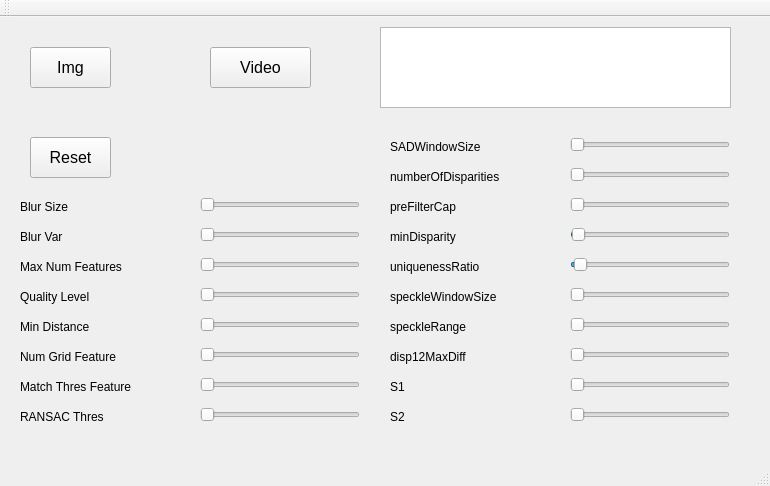
jiawei-mo/SafeDrive, file mainwindow.ui: the form before one commit.
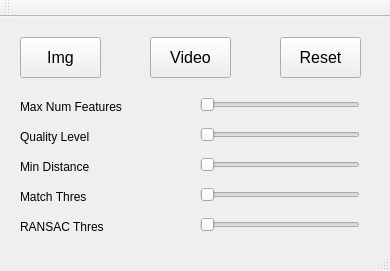
The form after the commit.

```diff
--- a/mainwindow.ui
+++ b/mainwindow.ui
@@ -6,8 +6,8 @@
    <rect>
     <x>0</x>
     <y>0</y>
-    <width>770</width>
-    <height>486</height>
+    <width>390</width>
+    <height>271</height>
    </rect>
   </property>
   <property name="windowTitle">
@@ -18,7 +18,7 @@
     <property name="geometry">
      <rect>
       <x>20</x>
-      <y>240</y>
+      <y>80</y>
       <width>161</width>
       <height>20</height>
      </rect>
@@ -31,7 +31,7 @@
     <property name="geometry">
      <rect>
       <x>200</x>
-      <y>240</y>
+      <y>80</y>
       <width>160</width>
       <height>16</height>
      </rect>
@@ -62,7 +62,7 @@
     <property name="geometry">
      <rect>
       <x>200</x>
-      <y>270</y>
+      <y>110</y>
       <width>160</width>
       <height>16</height>
      </rect>
@@ -87,7 +87,7 @@
     <property name="geometry">
      <rect>
       <x>20</x>
-      <y>270</y>
+      <y>110</y>
       <width>161</width>
       <height>20</height>
      </rect>
@@ -96,24 +96,11 @@
      <string>Quality Level</string>
     </property>
    </widget>
-   <widget class="QLabel" name="label_NGF">
-    <property name="geometry">
-     <rect>
-      <x>20</x>
-      <y>330</y>
-      <width>161</width>
-      <height>20</height>
-     </rect>
-    </property>
-    <property name="text">
-     <string>Num Grid Feature</string>
-    </property>
-   </widget>
    <widget class="QSlider" name="slider_MD">
     <property name="geometry">
      <rect>
       <x>200</x>
-      <y>300</y>
+      <y>140</y>
       <width>160</width>
       <height>16</height>
      </rect>
@@ -134,33 +121,11 @@
      <enum>Qt::Horizontal</enum>
     </property>
    </widget>
-   <widget class="QSlider" name="slider_NGF">
-    <property name="geometry">
-     <rect>
-      <x>200</x>
-      <y>330</y>
-      <width>160</width>
-      <height>16</height>
-     </rect>
-    </property>
-    <property name="minimum">
-     <number>1</number>
-    </property>
-    <property name="maximum">
-     <number>20</number>
-    </property>
-    <property name="value">
-     <number>1</number>
-    </property>
-    <property name="orientation">
-     <enum>Qt::Horizontal</enum>
-    </property>
-   </widget>
    <widget class="QLabel" name="label_MD">
     <property name="geometry">
      <rect>
       <x>20</x>
-      <y>300</y>
+      <y>140</y>
       <width>161</width>
       <height>20</height>
      </rect>
@@ -173,7 +138,7 @@
     <property name="geometry">
      <rect>
       <x>20</x>
-      <y>390</y>
+      <y>200</y>
       <width>161</width>
       <height>20</height>
      </rect>
@@ -182,36 +147,11 @@
      <string>RANSAC Thres</string>
     </property>
    </widget>
-   <widget class="QSlider" name="slider_BS">
-    <property name="geometry">
-     <rect>
-      <x>200</x>
-      <y>180</y>
-      <width>160</width>
-      <height>16</height>
-     </rect>
-    </property>
-    <property name="minimum">
-     <number>1</number>
-    </property>
-    <property name="maximum">
-     <number>10</number>
-    </property>
-    <property name="pageStep">
-     <number>7</number>
-    </property>
-    <property name="value">
-     <number>1</number>
-    </property>
-    <property name="orientation">
-     <enum>Qt::Horizontal</enum>
-    </property>
-   </widget>
    <widget class="QSlider" name="slider_RTF">
     <property name="geometry">
      <rect>
       <x>200</x>
-      <y>390</y>
+      <y>200</y>
       <width>160</width>
       <height>16</height>
      </rect>
@@ -232,24 +172,11 @@
      <enum>Qt::Horizontal</enum>
     </property>
    </widget>
-   <widget class="QLabel" name="label_BS">
-    <property name="geometry">
-     <rect>
-      <x>20</x>
-      <y>180</y>
-      <width>161</width>
-      <height>20</height>
-     </rect>
-    </property>
-    <property name="text">
-     <string>Blur Size</string>
-    </property>
-   </widget>
    <widget class="QPushButton" name="button_reset">
     <property name="geometry">
      <rect>
-      <x>30</x>
-      <y>120</y>
+      <x>280</x>
+      <y>20</y>
       <width>81</width>
       <height>41</height>
      </rect>
@@ -266,8 +193,8 @@
    <widget class="QPushButton" name="button_img">
     <property name="geometry">
      <rect>
-      <x>30</x>
-      <y>30</y>
+      <x>20</x>
+      <y>20</y>
       <width>81</width>
       <height>41</height>
      </rect>
@@ -281,148 +208,24 @@
      <string>Img</string>
     </property>
    </widget>
-   <widget class="QPlainTextEdit" name="text_log">
-    <property name="geometry">
-     <rect>
-      <x>380</x>
-      <y>10</y>
-      <width>351</width>
-      <height>81</height>
-     </rect>
-    </property>
-    <property name="tabChangesFocus">
-     <bool>false</bool>
-    </property>
-    <property name="readOnly">
-     <bool>true</bool>
-    </property>
-   </widget>
-   <widget class="QSlider" name="slider_BV">
-    <property name="geometry">
-     <rect>
-      <x>200</x>
-      <y>210</y>
-      <width>160</width>
-      <height>16</height>
-     </rect>
-    </property>
-    <property name="minimum">
-     <number>1</number>
-    </property>
-    <property name="maximum">
-     <number>20</number>
-    </property>
-    <property name="pageStep">
-     <number>7</number>
-    </property>
-    <property name="value">
-     <number>1</number>
-    </property>
-    <property name="orientation">
-     <enum>Qt::Horizontal</enum>
-    </property>
-   </widget>
-   <widget class="QLabel" name="label_BV">
-    <property name="geometry">
-     <rect>
-      <x>20</x>
-      <y>210</y>
-      <width>161</width>
-      <height>20</height>
-     </rect>
-    </property>
-    <property name="text">
-     <string>Blur Var</string>
-    </property>
-   </widget>
-   <widget class="QLabel" name="label_SWS">
-    <property name="geometry">
-     <rect>
-      <x>390</x>
-      <y>120</y>
-      <width>161</width>
-      <height>20</height>
-     </rect>
-    </property>
-    <property name="text">
-     <string>SADWindowSize</string>
-    </property>
-   </widget>
-   <widget class="QSlider" name="slider_SWS">
-    <property name="geometry">
-     <rect>
-      <x>570</x>
-      <y>120</y>
-      <width>160</width>
-      <height>16</height>
-     </rect>
-    </property>
-    <property name="minimum">
-     <number>0</number>
-    </property>
-    <property name="maximum">
-     <number>30</number>
-    </property>
-    <property name="value">
-     <number>0</number>
-    </property>
-    <property name="orientation">
-     <enum>Qt::Horizontal</enum>
-    </property>
-   </widget>
-   <widget class="QLabel" name="label_ND">
-    <property name="geometry">
-     <rect>
-      <x>390</x>
-      <y>150</y>
-      <width>161</width>
-      <height>20</height>
-     </rect>
-    </property>
-    <property name="text">
-     <string>numberOfDisparities</string>
-    </property>
-   </widget>
-   <widget class="QSlider" name="slider_ND">
-    <property name="geometry">
-     <rect>
-      <x>570</x>
-      <y>150</y>
-      <width>160</width>
-      <height>16</height>
-     </rect>
-    </property>
-    <property name="minimum">
-     <number>0</number>
-    </property>
-    <property name="maximum">
-     <number>50</number>
-    </property>
-    <property name="value">
-     <number>0</number>
-    </property>
-    <property name="orientation">
-     <enum>Qt::Horizontal</enum>
-    </property>
-   </widget>
    <widget class="QLabel" name="label_MTF">
     <property name="geometry">
      <rect>
       <x>20</x>
-      <y>360</y>
+      <y>170</y>
       <width>161</width>
       <height>20</height>
      </rect>
     </property>
     <property name="text">
-     <string>Match Thres Feature</string>
+     <string>Match Thres</string>
     </property>
    </widget>
    <widget class="QSlider" name="slider_MTF">
     <property name="geometry">
      <rect>
       <x>200</x>
-      <y>360</y>
+      <y>170</y>
       <width>160</width>
       <height>16</height>
      </rect>
@@ -440,117 +243,12 @@
      <enum>Qt::Horizontal</enum>
     </property>
    </widget>
-   <widget class="QSlider" name="slider_UR">
-    <property name="geometry">
-     <rect>
-      <x>570</x>
-      <y>240</y>
-      <width>160</width>
-      <height>16</height>
-     </rect>
-    </property>
-    <property name="minimum">
-     <number>0</number>
-    </property>
-    <property name="maximum">
-     <number>50</number>
-    </property>
-    <property name="value">
-     <number>1</number>
-    </property>
-    <property name="orientation">
-     <enum>Qt::Horizontal</enum>
-    </property>
-   </widget>
-   <widget class="QLabel" name="label_UR">
-    <property name="geometry">
-     <rect>
-      <x>390</x>
-      <y>240</y>
-      <width>161</width>
-      <height>20</height>
-     </rect>
-    </property>
-    <property name="text">
-     <string>uniquenessRatio</string>
-    </property>
-   </widget>
-   <widget class="QSlider" name="slider_MOD">
-    <property name="geometry">
-     <rect>
-      <x>570</x>
-      <y>210</y>
-      <width>160</width>
-      <height>16</height>
-     </rect>
-    </property>
-    <property name="minimum">
-     <number>-1</number>
-    </property>
-    <property name="maximum">
-     <number>100</number>
-    </property>
-    <property name="value">
-     <number>0</number>
-    </property>
-    <property name="orientation">
-     <enum>Qt::Horizontal</enum>
-    </property>
-   </widget>
-   <widget class="QLabel" name="label_MOD">
-    <property name="geometry">
-     <rect>
-      <x>390</x>
-      <y>210</y>
-      <width>161</width>
-      <height>20</height>
-     </rect>
-    </property>
-    <property name="text">
-     <string>minDisparity</string>
-    </property>
-   </widget>
-   <widget class="QSlider" name="slider_PFC">
-    <property name="geometry">
-     <rect>
-      <x>570</x>
-      <y>180</y>
-      <width>160</width>
-      <height>16</height>
-     </rect>
-    </property>
-    <property name="minimum">
-     <number>1</number>
-    </property>
-    <property name="maximum">
-     <number>100</number>
-    </property>
-    <property name="value">
-     <number>1</number>
-    </property>
-    <property name="orientation">
-     <enum>Qt::Horizontal</enum>
-    </property>
-   </widget>
-   <widget class="QLabel" name="label_PFC">
-    <property name="geometry">
-     <rect>
-      <x>390</x>
-      <y>180</y>
-      <width>161</width>
-      <height>20</height>
-     </rect>
-    </property>
-    <property name="text">
-     <string>preFilterCap</string>
-    </property>
-   </widget>
    <widget class="QPushButton" name="button_video">
     <property name="geometry">
      <rect>
-      <x>210</x>
-      <y>30</y>
-      <width>101</width>
+      <x>150</x>
+      <y>20</y>
+      <width>81</width>
       <height>41</height>
      </rect>
     </property>
@@ -563,181 +261,6 @@
      <string>Video</string>
     </property>
    </widget>
-   <widget class="QSlider" name="slider_SW">
-    <property name="geometry">
-     <rect>
-      <x>570</x>
-      <y>270</y>
-      <width>160</width>
-      <height>16</height>
-     </rect>
-    </property>
-    <property name="minimum">
-     <number>0</number>
-    </property>
-    <property name="maximum">
-     <number>1000</number>
-    </property>
-    <property name="value">
-     <number>0</number>
-    </property>
-    <property name="orientation">
-     <enum>Qt::Horizontal</enum>
-    </property>
-   </widget>
-   <widget class="QLabel" name="label_SW">
-    <property name="geometry">
-     <rect>
-      <x>390</x>
-      <y>270</y>
-      <width>161</width>
-      <height>20</height>
-     </rect>
-    </property>
-    <property name="text">
-     <string>speckleWindowSize</string>
-    </property>
-   </widget>
-   <widget class="QSlider" name="slider_SR">
-    <property name="geometry">
-     <rect>
-      <x>570</x>
-      <y>300</y>
-      <width>160</width>
-      <height>16</height>
-     </rect>
-    </property>
-    <property name="minimum">
-     <number>0</number>
-    </property>
-    <property name="maximum">
-     <number>100</number>
-    </property>
-    <property name="value">
-     <number>0</number>
-    </property>
-    <property name="orientation">
-     <enum>Qt::Horizontal</enum>
-    </property>
-   </widget>
-   <widget class="QLabel" name="label_SR">
-    <property name="geometry">
-     <rect>
-      <x>390</x>
-      <y>300</y>
-      <width>161</width>
-      <height>20</height>
-     </rect>
-    </property>
-    <property name="text">
-     <string>speckleRange</string>
-    </property>
-   </widget>
-   <widget class="QSlider" name="slider_DMD">
-    <property name="geometry">
-     <rect>
-      <x>570</x>
-      <y>330</y>
-      <width>160</width>
-      <height>16</height>
-     </rect>
-    </property>
-    <property name="minimum">
-     <number>0</number>
-    </property>
-    <property name="maximum">
-     <number>10</number>
-    </property>
-    <property name="value">
-     <number>0</number>
-    </property>
-    <property name="orientation">
-     <enum>Qt::Horizontal</enum>
-    </property>
-   </widget>
-   <widget class="QLabel" name="label_DMD">
-    <property name="geometry">
-     <rect>
-      <x>390</x>
-      <y>330</y>
-      <width>161</width>
-      <height>20</height>
-     </rect>
-    </property>
-    <property name="text">
-     <string>disp12MaxDiff</string>
-    </property>
-   </widget>
-   <widget class="QSlider" name="slider_S1">
-    <property name="geometry">
-     <rect>
-      <x>570</x>
-      <y>360</y>
-      <width>160</width>
-      <height>16</height>
-     </rect>
-    </property>
-    <property name="minimum">
-     <number>0</number>
-    </property>
-    <property name="maximum">
-     <number>1000</number>
-    </property>
-    <property name="value">
-     <number>0</number>
-    </property>
-    <property name="orientation">
-     <enum>Qt::Horizontal</enum>
-    </property>
-   </widget>
-   <widget class="QLabel" name="label_S1">
-    <property name="geometry">
-     <rect>
-      <x>390</x>
-      <y>360</y>
-      <width>161</width>
-      <height>20</height>
-     </rect>
-    </property>
-    <property name="text">
-     <string>S1</string>
-    </property>
-   </widget>
-   <widget class="QSlider" name="slider_S2">
-    <property name="geometry">
-     <rect>
-      <x>570</x>
-      <y>390</y>
-      <width>160</width>
-      <height>16</height>
-     </rect>
-    </property>
-    <property name="minimum">
-     <number>0</number>
-    </property>
-    <property name="maximum">
-     <number>1000</number>
-    </property>
-    <property name="value">
-     <number>0</number>
-    </property>
-    <property name="orientation">
-     <enum>Qt::Horizontal</enum>
-    </property>
-   </widget>
-   <widget class="QLabel" name="label_S2">
-    <property name="geometry">
-     <rect>
-      <x>390</x>
-      <y>390</y>
-      <width>161</width>
-      <height>20</height>
-     </rect>
-    </property>
-    <property name="text">
-     <string>S2</string>
-    </property>
-   </widget>
   </widget>
   <widget class="QToolBar" name="mainToolBar">
    <attribute name="toolBarArea">
```
